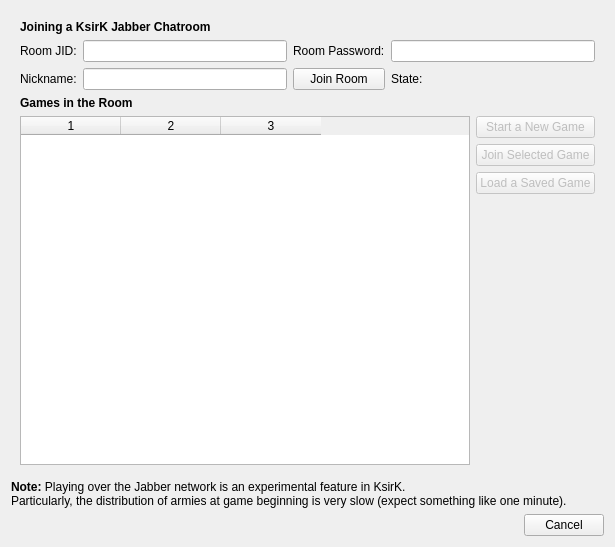
Above: ksirk/Dialogs/jabbergameui.ui from KDE/ksirk before the change. Below: the same form after it.
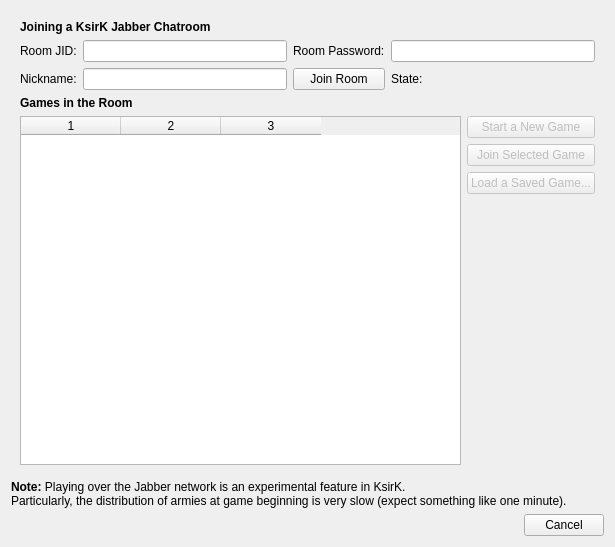
That is the form after the change. Custom widgets are drawn as their Qt base class.

Patch:
```diff
--- a/ksirk/Dialogs/jabbergameui.ui
+++ b/ksirk/Dialogs/jabbergameui.ui
@@ -262,7 +262,7 @@
               <bool>false</bool>
              </property>
              <property name="text">
-              <string>Load a Saved Game</string>
+              <string>Load a Saved Game...</string>
              </property>
             </widget>
            </item>
```
